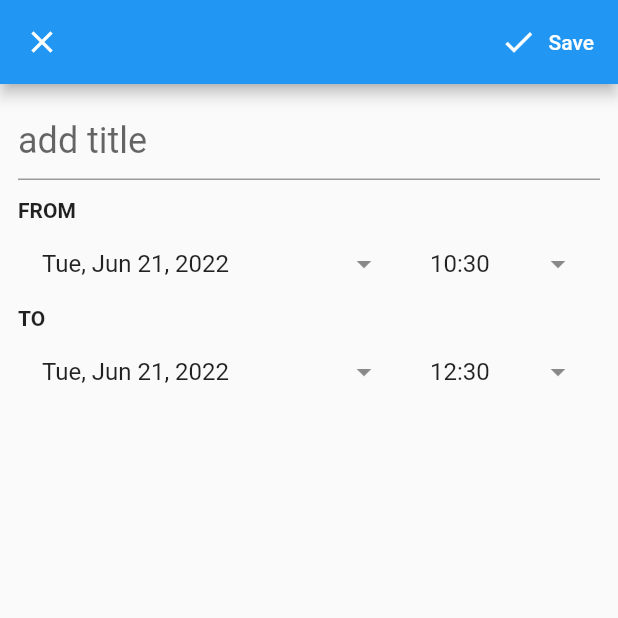
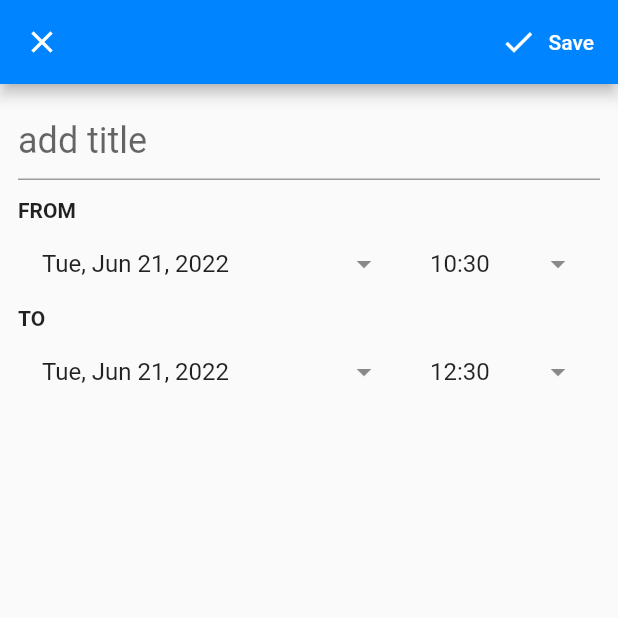
Before and after one commit to karenchehade/calendar-app, a Flutter app: the screen it shows after launch, after a tap on the "add" icon, on a phone screen of 412 x 824 dp, the top half of it. Run offline on Flutter 3.47's test engine with Material 2 defaults, Android fonts, the phone set to English and light mode, and no system bars; our stand-ins replace font_awesome_flutter, google_fonts, shared_preferences, syncfusion_flutter_calendar; missing offline and left inert: syncfusion_flutter_core.

Commit message:
theme mode done

```diff
--- a/lib/main.dart
+++ b/lib/main.dart
@@ -1,3 +1,5 @@
+import 'package:app/pages/event_editing.dart';
+import 'package:app/pages/event_viewing.dart';
 import 'package:app/provider/event_provider.dart';
 import 'package:app/theme.dart';
 import 'package:app/widget/home.dart';
@@ -7,7 +9,11 @@ import 'package:provider/provider.dart';
 void main() {
   runApp(const MyApp());
 }
-
+class Routes {
+  static const String home = '/';
+  static const String edit = '/edit';
+  static const String view = '/view';
+}
 class MyApp extends StatelessWidget {
   const MyApp({Key? key}) : super(key: key);
   @override
@@ -22,7 +28,12 @@ class MyApp extends StatelessWidget {
             title: 'calendar',
             debugShowCheckedModeBanner: false,
             theme: notifier.isDarkTheme ? dark : light,
-            home: const Home(),
+            // home: const Home(),
+             routes: {
+        Routes.home: (BuildContext context) => const Home(),
+        Routes.edit: (BuildContext context) => const EventEditingPage(),
+        Routes.view: (BuildContext context) => const EventViewingPage(),
+      },
           );
         }),
       );
--- a/lib/pages/event_editing.dart
+++ b/lib/pages/event_editing.dart
@@ -1,6 +1,7 @@
 import 'package:app/utils.dart';
 import 'package:flutter/material.dart';
 import 'package:provider/provider.dart';
+import '../main.dart';
 import '../model/event.dart';
 import '../provider/event_provider.dart';
 
@@ -43,6 +44,7 @@ class _EventEditingPageState extends State<EventEditingPage> {
   Widget build(BuildContext context) {
     return Scaffold(
       appBar: AppBar(
+        backgroundColor: Theme.of(context).primaryColor,
         leading: const CloseButton(),
         actions: buildEditingAction(),
       ),
@@ -193,6 +195,7 @@ class _EventEditingPageState extends State<EventEditingPage> {
 
   Future saveForm() async {
     final isValid = _formKey.currentState!.validate();
+
     if (isValid) {
       final event = Event(
           title: titleController.text,
@@ -204,12 +207,15 @@ class _EventEditingPageState extends State<EventEditingPage> {
       final isEditing = widget.event != null;
 
       final provider = Provider.of<EventProvider>(context, listen: false);
+      final selectedEvents = provider.eventOfSelectedDate;
       if (isEditing) {
         provider.editEvent(event, widget.event!);
         Navigator.of(context).pop();
       } else {
         provider.addEvent(event);
       }
+
+      Navigator.pushNamed(context, Routes.home);
     }
   }
 }
--- a/lib/provider/event_provider.dart
+++ b/lib/provider/event_provider.dart
@@ -19,9 +19,8 @@ class EventProvider extends ChangeNotifier {
     notifyListeners();
   }
 
-  void deleteEvent(Event event) {
+  void deleteEvent(Event event ) {
     _events.remove(event);
-
     notifyListeners();
   }
 
--- a/lib/theme.dart
+++ b/lib/theme.dart
@@ -3,48 +3,52 @@ import 'package:google_fonts/google_fonts.dart';
 import 'package:shared_preferences/shared_preferences.dart';
 
 ThemeData light = ThemeData(
-  primaryColor:Color.fromARGB(255, 4, 127, 250),
-  dividerColor: Color.fromARGB(22, 227, 244, 252),
+  primaryColor: const Color.fromARGB(255, 0, 132, 255),
+  dividerColor: const Color.fromARGB(21, 198, 234, 250),
   primaryTextTheme: TextTheme(
     // Section Headings
     headline1: GoogleFonts.montserrat(
-        color: Color.fromARGB(255, 12, 16, 58),
+        color:const Color.fromARGB(255, 233, 252, 249),
         fontSize: 22,
         fontWeight: FontWeight.bold),
 
     // List Font
     bodyText1: GoogleFonts.montserrat(
-        color:Color.fromARGB(255, 192, 218, 213), fontSize: 16),
-  ), colorScheme: ColorScheme.fromSwatch().copyWith(secondary: Color.fromARGB(255, 87, 175, 247)),
+        color: const Color.fromARGB(255, 17, 17, 19),
+         fontSize: 20 ,
+        //  fontWeight: FontWeight.w500
+         ),
+  ),
+  colorScheme: ColorScheme.fromSwatch()
+      .copyWith(secondary: const Color.fromARGB(255, 39, 53, 243)),
 );
 
 ThemeData dark = ThemeData(
     primaryColor: const Color.fromRGBO(31, 31, 31, 1.0),
-    dividerColor:const Color.fromRGBO(200, 200, 200, 0.1),
+    dividerColor: const Color.fromARGB(24, 46, 41, 41),
     primaryTextTheme: TextTheme(
       // Section Headings
       headline1: GoogleFonts.montserrat(
-            color:const Color.fromRGBO(250, 250, 250, 1),
+          color: const Color.fromARGB(255, 233, 252, 249),
           fontSize: 22,
           fontWeight: FontWeight.bold),
 
       // List Font
       bodyText1: GoogleFonts.montserrat(
-            color:const Color.fromRGBO(200, 200, 200, 1), fontSize: 16),
-
-
-    ), colorScheme: ColorScheme.fromSwatch().copyWith(secondary: const Color.fromRGBO(200, 200, 200, 1)));
+          color: const Color.fromARGB(255, 102, 102, 102), fontSize: 16),
+    ),
+    colorScheme: ColorScheme.fromSwatch()
+        .copyWith(secondary: const Color.fromRGBO(200, 200, 200, 1)));
 
 class ThemeNotifier extends ChangeNotifier {
   final String key = "theme";
   // ignore: prefer_typing_uninitialized_variables
-  var _prefs ;
+  var _prefs;
   bool _isDarkTheme = false;
 
   bool get isDarkTheme => _isDarkTheme;
 
-getSharedPreferences () async
-{
+  getSharedPreferences() async {
     _prefs = await SharedPreferences.getInstance();
   }
 
--- a/lib/widget/calendar.dart
+++ b/lib/widget/calendar.dart
@@ -18,14 +18,47 @@ class Calendar extends StatelessWidget {
       initialSelectedDate: DateTime.now(),
       cellBorderColor: Colors.transparent,
       backgroundColor: Theme.of(context).dividerColor,
-      todayTextStyle:Theme.of(context).primaryTextTheme.headline1 ,
-      todayHighlightColor:Theme.of(context).primaryColor ,
-
+      todayTextStyle: Theme.of(context).primaryTextTheme.headline1,
+      todayHighlightColor: Theme.of(context).primaryColor,
+      monthCellBuilder: (BuildContext buildContext, MonthCellDetails details) {
+        final Color backgroundColor = Theme.of(context).dividerColor;
+                 return Container(
+                decoration: BoxDecoration(
+                    color: backgroundColor,
+                ),
+                child: Center(
+                  child: Text(
+                    details.date.day.toString(),
+                    style: TextStyle(color:Theme.of(context).primaryTextTheme.bodyText1?.color),
+                  ),
+                ),
+              );
+      },
+      monthViewSettings: const MonthViewSettings(
+          showAgenda: true,
+          agendaStyle: AgendaStyle(
+            backgroundColor: Colors.white,
+            appointmentTextStyle:
+                TextStyle(color: Color.fromARGB(255, 12, 13, 34)),
+            dateTextStyle: TextStyle(
+                fontStyle: FontStyle.normal,
+                fontSize: 22,
+                fontWeight: FontWeight.w300,
+                color: Colors.black),
+            dayTextStyle: TextStyle(
+                fontStyle: FontStyle.normal,
+                fontSize: 22,
+                fontWeight: FontWeight.w300,
+                color: Colors.black),
+          )),
       onLongPress: (details) {
         final provider = Provider.of<EventProvider>(context, listen: false);
 
         provider.setDate(details.date!);
-        showModalBottomSheet(context: context, builder: (context)=> const TasksWidget(),);
+        showModalBottomSheet(
+          context: context,
+          builder: (context) => const TasksWidget(),
+        );
       },
     );
   }
--- a/lib/widget/home.dart
+++ b/lib/widget/home.dart
@@ -26,12 +26,13 @@ class Home extends StatelessWidget {
                         icon: notifier.isDarkTheme
                             ? const Icon(
                                 Icons.wb_sunny,
+                                size: 20,
                                 color: Colors.white,
                               )
                             : const FaIcon(
                                 FontAwesomeIcons.moon,
                                 size: 20,
-                                color: Colors.black,
+                                color: Colors.white,
                               ),
                         onPressed: () => {notifier.toggleTheme()}))
               ],
@@ -41,6 +42,7 @@ class Home extends StatelessWidget {
       ),
       body: const Calendar(),
       floatingActionButton: FloatingActionButton(
+        backgroundColor: Theme.of(context).primaryColor,
           child: const Icon(
             Icons.add,
             color: Colors.white,
--- a/lib/widget/tasks.dart
+++ b/lib/widget/tasks.dart
@@ -22,6 +22,7 @@ class _TasksWidgetState extends State<TasksWidget> {
     final selectedEvents = provider.eventOfSelectedDate;
 
     if (selectedEvents.isEmpty) {
+
       return const Center(
         child: Text(
           'no Events found!',
```
Also changed, not shown: lib/pages/event_viewing.dart (+10 -6 lines). Lines whose indentation alone changed are shown as unchanged.
